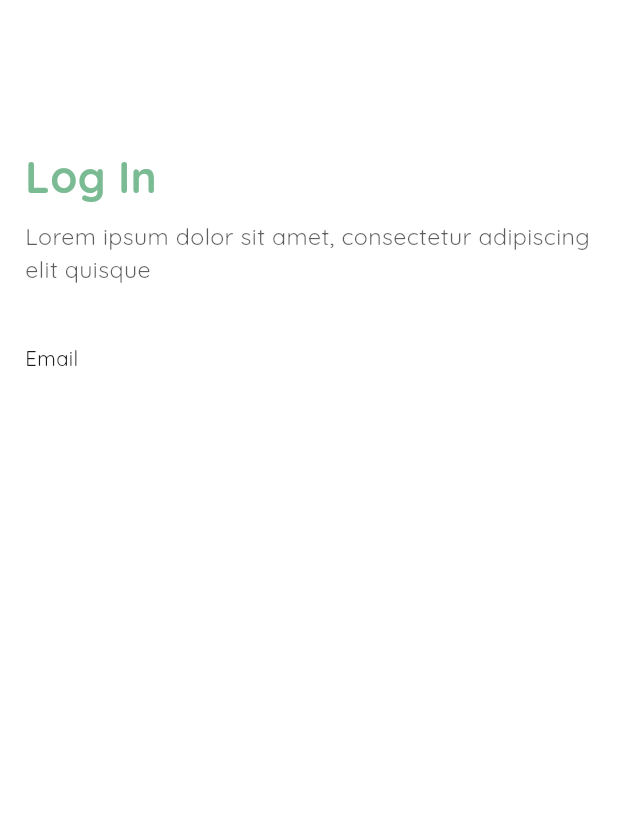
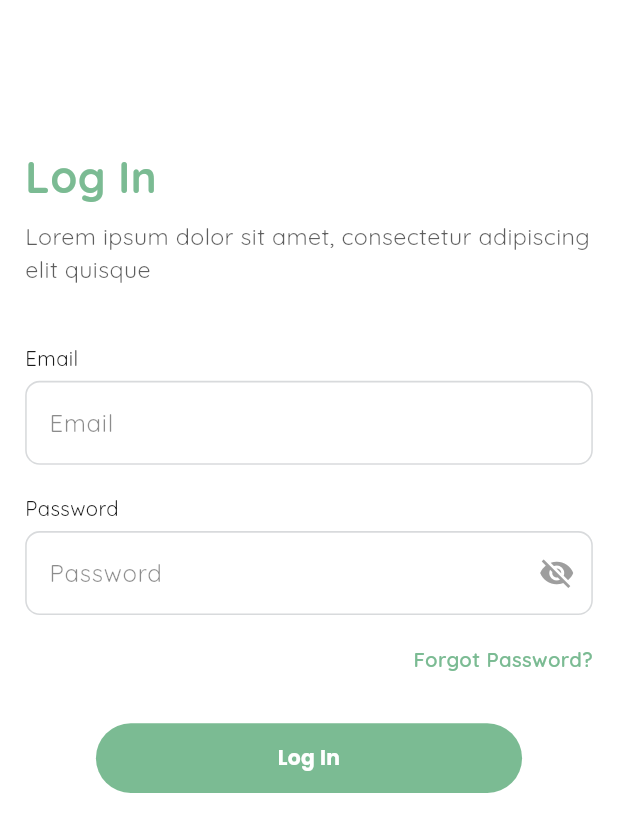
Before and after one commit to umerishaq123/petzy, a Flutter app: the LoginScreen screen opened directly, on a phone screen of 412 x 824 dp. Shown: the top 832 px of the screen. Run offline on Flutter 3.47's test engine with Material 3 defaults, Android fonts, the phone set to English and light mode, and no system bars; our stand-ins replace flutter_screenutil, get, google_fonts.

Commit message:
login screen

```diff
--- a/lib/utils/colors.dart
+++ b/lib/utils/colors.dart
@@ -3,3 +3,4 @@ import 'dart:ui';
 const Color primaryColor = Color(0xFF7BBB93);
 const Color blackColor = Color(0xFF1A1A1A);
 const whiteColor = Color(0xFFFFFFFF);
+const textFieldBordercolor = Color(0xFFD8DADC);
--- a/lib/views/login_screen.dart
+++ b/lib/views/login_screen.dart
@@ -1,6 +1,8 @@
 import 'package:flutter/material.dart';
 import 'package:flutter_screenutil/flutter_screenutil.dart';
 import 'package:pet_app/utils/colors.dart';
+import 'package:pet_app/widgets/custom_buttom_widget.dart';
+import 'package:pet_app/widgets/custom_text_field.dart';
 
 class LoginScreen extends StatelessWidget {
   const LoginScreen({super.key});
@@ -43,6 +45,61 @@ class LoginScreen extends StatelessWidget {
                   fontWeight: FontWeight.w400,
                   color: blackColor,
                 )),
+            Padding(
+              padding: EdgeInsets.only(top: 6.h),
+              child: CustomTextField(
+                iconAssetPath: '',
+                hintText: 'Email',
+                containsIcon: false,
+              ),
+            ),
+            SizedBox(
+              height: 20.h,
+            ),
+            Text('Password',
+                style: TextStyle(
+                  fontSize: 14.sp,
+                  fontWeight: FontWeight.w400,
+                  color: blackColor,
+                )),
+            Padding(
+              padding: EdgeInsets.only(top: 6.h),
+              child: CustomTextField(
+                isObscure: true,
+                iconAssetPath: '',
+                hintText: 'Password',
+                containsIcon: false,
+              ),
+            ),
+            SizedBox(
+              height: 20.h,
+            ),
+            Row(
+              mainAxisAlignment: MainAxisAlignment.end,
+              children: [
+                Text(
+                  'Forgot Password?',
+                  style: TextStyle(
+                      fontSize: 14.sp,
+                      fontWeight: FontWeight.w600,
+                      color: primaryColor),
+                ),
+              ],
+            ),
+            SizedBox(
+              height: 30.h,
+            ),
+            Padding(
+              padding: EdgeInsets.symmetric(horizontal: 35.w),
+              child: CustomButtonWidget(
+                backgroundColor: primaryColor,
+                text: 'Log In',
+                textColor: whiteColor,
+              ),
+            ),
+            SizedBox(
+              height: 44.h,
+            ),
           ],
         ),
       ),
--- a/lib/widgets/custom_text_field.dart
+++ b/lib/widgets/custom_text_field.dart
@@ -35,15 +35,12 @@ class CustomTextField extends StatelessWidget {
 
   @override
   Widget build(BuildContext context) {
-    return Padding(
-      padding: EdgeInsets.only(left: 10.0.w, right: 10.0.w, bottom: 5.0.h),
-      child: TextField(
+    return TextField(
       style: TextStyle(
           color: isEnabled ? blackColor : blackColor.withOpacity(0.5)),
       obscureText: isObscure && hidePassword,
       //obscureText: hidePassword,
-        keyboardType:
-            isMultiLine ? TextInputType.multiline : TextInputType.text,
+      keyboardType: isMultiLine ? TextInputType.multiline : TextInputType.text,
       minLines: isMultiLine ? minLines : 1,
       maxLines: isMultiLine ? minLines : 1,
       controller: textEditingController,
@@ -64,8 +61,16 @@ class CustomTextField extends StatelessWidget {
         hintStyle: TextStyle(color: blackColor.withOpacity(0.5)),
         filled: true,
         fillColor: isEnabled ? whiteColor : blackColor.withOpacity(0.7),
+        enabledBorder: OutlineInputBorder(
+          borderRadius: BorderRadius.circular(10.r),
+          borderSide: BorderSide(color: textFieldBordercolor, width: 1.w),
+        ),
+        focusedBorder: OutlineInputBorder(
+          borderRadius: BorderRadius.circular(10.r),
+          borderSide: BorderSide(color: textFieldBordercolor, width: 1.w),
+        ),
         border: OutlineInputBorder(
-            borderRadius: BorderRadius.circular(16.0.r),
+          borderRadius: BorderRadius.circular(16.r),
           borderSide: BorderSide.none,
         ),
         suffixIcon: isObscure
@@ -78,7 +83,6 @@ class CustomTextField extends StatelessWidget {
               )
             : null,
       ),
-      ),
     );
   }
 }
```
Lines whose indentation alone changed are shown as unchanged.
